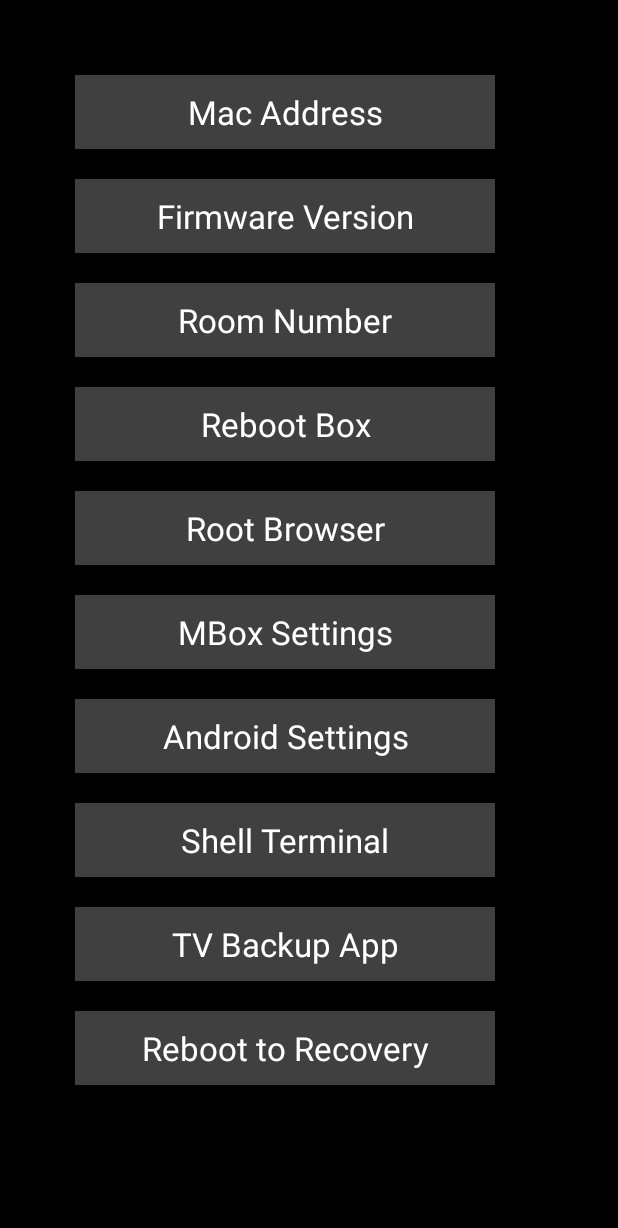
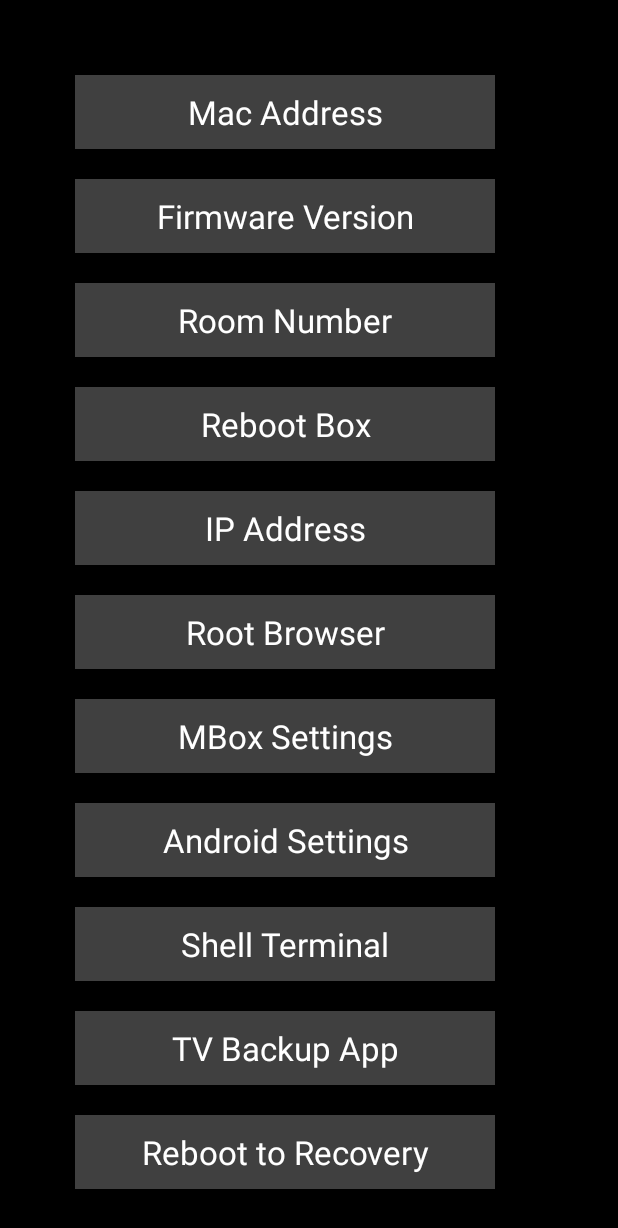
Before and after one commit to unknown0492/AppsTvLauncher_2ndGen, an Android app: the ShortcutsActivity screen opened directly, with no data from a screen before it, on a phone screen of 412 x 824 dp. Shown: the top 1228 px of the screen. Run offline under Robolectric (Android 15) with nearby library versions, the phone set to English and light mode, and no system bars; 7 statements that could not run were skipped.

Commit message:
modified the  comment

```diff
--- a/app/src/main/java/com/excel/appstvlauncher/secondgen/MainActivity.java
+++ b/app/src/main/java/com/excel/appstvlauncher/secondgen/MainActivity.java
@@ -42,8 +42,6 @@ import java.util.Timer;
 import static com.excel.appstvlauncher.secondgen.Constants.LAUNCHER_IDLE_TIMEOUT_SECONDS;
 import static com.excel.appstvlauncher.secondgen.Constants.PATH_LAUNCHER_CONFIG_FILE;
 import static com.excel.appstvlauncher.secondgen.Constants.TEN_SECONDS_MILLIS;
-
-
 
 public class MainActivity extends ActionBarActivity{
 
--- a/app/src/main/java/com/excel/appstvlauncher/secondgen/ShortcutsActivity.java
+++ b/app/src/main/java/com/excel/appstvlauncher/secondgen/ShortcutsActivity.java
@@ -24,7 +24,8 @@ import com.excel.excelclasslibrary.UtilShell;
 public class ShortcutsActivity extends Activity {
 
 	TextView tv_mac_address, tv_firmware_version;
-	Button bt_room_no, bt_reboot, bt_root_browser, bt_mbox, bt_settings, bt_terminal, bt_tv_channels_backup, bt_reboot_recovery;
+	Button bt_room_no, bt_reboot, bt_root_browser, bt_mbox, bt_settings,
+			bt_terminal, bt_tv_channels_backup, bt_reboot_recovery, bt_ip_address;
 	Context context = this;
 	final static String TAG = "MinimumShortcutsActivity";
 	ConfigurationReader configurationReader;
@@ -67,6 +68,9 @@ public class ShortcutsActivity extends Activity {
 		// Reboot Box
 		rebootBoxButtonClick();
 
+		// show IP Address
+		ipAddressRetrieve();
+
 		// Root Browser Click
 		rootBrowserClick();
 
@@ -101,6 +105,7 @@ public class ShortcutsActivity extends Activity {
 		bt_terminal = (Button) findViewById( R.id.bt_terminal );
 		bt_tv_channels_backup = (Button) findViewById( R.id.bt_tv_channels_backup );
 		bt_reboot_recovery = (Button) findViewById( R.id.bt_reboot_recovery );
+		bt_ip_address = (Button) findViewById( R.id.bt_ip_address );
 	}
 
 	public void setMacAddress(){
@@ -176,6 +181,15 @@ public class ShortcutsActivity extends Activity {
 		});
 	}
 
+	public void ipAddressRetrieve(){
+		String ip = UtilNetwork.getLocalIpAddressIPv4( context );
+		if( ip == null ){
+			bt_ip_address.setText( "Network Disconnected" );
+			return;
+		}
+		bt_ip_address.setText( ip );
+	}
+
 	public void rootBrowserClick(){
 		bt_root_browser.setOnClickListener( new OnClickListener() {
 
--- a/app/src/main/java/com/excel/configuration/ConfigurationReader.java
+++ /dev/null
@@ -1,308 +0,0 @@
-package com.excel.configuration;
-
-import android.os.Environment;
-import android.util.Log;
-
-import com.excel.excelclasslibrary.UtilShell;
-
-import java.io.BufferedReader;
-import java.io.File;
-import java.io.FileInputStream;
-import java.io.InputStreamReader;
-
-import static com.excel.appstvlauncher.secondgen.Constants.PATH_CONFIGURATION_FILE;
-import static com.excel.appstvlauncher.secondgen.Constants.PATH_CONFIGURATION_FILE_SYSTEM;
-
-public class ConfigurationReader {
-	String country, timezone, cms_ip, location, firmware_name,
-	is_reboot_scheduled, reboot_time, digital_signage_interval, weather_retry_interval, weather_refresh_interval,
-	clock_weather_flip_interval, cms_sub_directory, protocol, hotspot_enabled, ssid, hotspot_password, room_no, web_service_url;
-
-	String file_md5;
-	static ConfigurationReader configurationReader;
-	final static String TAG = "ConfigurationReader";
-	static int KEY = 0;
-	static int VALUE = 1;
-	final static String COUNTRY = "country";
-	final static String TIMEZONE = "timezone";
-	final static String CMS_IP = "cms_ip";
-	final static String LOCATION = "location";
-	final static String FIRMWARE_NAME = "firmware_name";
-	final static String IS_REBOOT_SCHEDULED = "is_reboot_scheduled";
-	final static String REBOOT_TIME = "reboot_time";
-	final static String DIGITAL_SIGNAGE_INTERVAL = "digital_signage_interval";
-	final static String WEATHER_RETRY_INTERVAL = "weather_retry_interval";
-	final static String WEATHER_REFRESH_INTERVAL = "weather_refresh_interval";
-	final static String CLOCK_WEATHER_FLIP_INTERVAL = "clock_weather_flip_interval";
-	final static String CMS_SUB_DIRECTORY = "cms_sub_directory";
-	final static String PROTOCOL = "protocol";
-	final static String HOTSPOT_ENABLED = "hotspot_enabled";
-	final static String SSID = "ssid";
-	final static String HOTSPOT_PASSWORD = "hotspot_password";
-	final static String ROOM_NO = "room_no";
-
-	public ConfigurationReader(){}
-
-	public String getCountry() {
-		return country;
-	}
-
-	public void setCountry(String country) {
-		this.country = country;
-	}
-
-	public String getTimezone() {
-		return timezone;
-	}
-
-	public void setTimezone(String timezone) {
-		this.timezone = timezone;
-	}
-
-	public String getCmsIp() {
-		return cms_ip;
-	}
-
-	public void setCmsIp(String cms_ip) {
-		this.cms_ip = cms_ip;
-	}
-
-	public String getLocation() {
-		return location;
-	}
-
-	public void setLocation(String location) {
-		this.location = location;
-	}
-
-	public String getFirmwareName() {
-		String fname = UtilShell.executeShellCommandWithOp( "getprop ro.build.display.id" );
-		return fname.trim();
-	}
-
-	public void setFirmwareName(String firmware_name) {
-		this.firmware_name = firmware_name;
-	}
-
-	public String getIsRebootScheduled() {
-		return is_reboot_scheduled;
-	}
-
-	public void setIsRebootScheduled(String is_reboot_scheduled) {
-		this.is_reboot_scheduled = is_reboot_scheduled;
-	}
-
-	public String getRebootTime() {
-		return reboot_time;
-	}
-
-	public void setRebootTime(String reboot_time) {
-		this.reboot_time = reboot_time;
-	}
-
-	public String getDigitalSignageInterval() {
-		return digital_signage_interval;
-	}
-
-	public void setDigitalSignageInterval(String digital_signage_interval) {
-		this.digital_signage_interval = digital_signage_interval;
-	}
-
-	public String getWeatherRetryInterval() {
-		return weather_retry_interval;
-	}
-
-	public void setWeatherRetryInterval(String weather_retry_interval) {
-		this.weather_retry_interval = weather_retry_interval;
-	}
-
-	public String getWeatherRefreshInterval() {
-		return weather_refresh_interval;
-	}
-
-	public void setWeatherRefreshInterval(String weather_refresh_interval) {
-		this.weather_refresh_interval = weather_refresh_interval;
-	}
-
-	public String getClockWeatherFlipInterval() {
-		return clock_weather_flip_interval;
-	}
-
-	public void setClockWeatherFlipInterval(String clock_weather_flip_interval) {
-		this.clock_weather_flip_interval = clock_weather_flip_interval;
-	}
-
-	public String getCmsSubDirectory() {
-		return cms_sub_directory;
-	}
-
-	public void setCmsSubDirectory( String cms_sub_directory ) {
-		this.cms_sub_directory = cms_sub_directory;
-	}
-
-	public String getProtocol() {
-		return protocol;
-	}
-
-	public void setProtocol( String protocol ) {
-		this.protocol = protocol;
-	}
-
-	public String getHotspotEnabled() {
-		return hotspot_enabled;
-	}
-
-	public void setHotspotEnabled( String hotspot_enabled ) {
-		this.hotspot_enabled = hotspot_enabled;
-	}
-
-	public String getSSID() {
-		return ssid;
-	}
-
-	public void setSSID( String ssid ) {
-		this.ssid = ssid;
-	}
-
-	public String getHotspotPassword() {
-		return hotspot_password;
-	}
-
-	public void setHotspotPassword( String hotspot_password ) {
-		this.hotspot_password = hotspot_password;
-	}
-
-	public String getRoomNo() {
-		return room_no;
-	}
-
-	public void setRoomNo( String room_no ) {
-		this.room_no = room_no;
-	}
-
-	public String getWebServiceUrl() {
-		web_service_url = getProtocol() + "://" + getCmsIp() + File.separator + getCmsSubDirectory() + File.separator + "webservice.php";
-		return web_service_url;
-	}
-
-	public void setWebServiceUrl( String web_service_url ) {
-		this.web_service_url = web_service_url;
-	}
-
-	public static ConfigurationReader getInstance(){
-		if( configurationReader == null ){
-			configurationReader = new ConfigurationReader();
-			/**
-			 *
-			 * 1. Check if configuration file exist on sdcard
-			 * 2. If does not exist, then read the configuration file from the /system
-			 *
-			 */
-			String configuration_file_path = Environment.getExternalStorageDirectory() + File.separator + PATH_CONFIGURATION_FILE;
-			Log.d( TAG, configuration_file_path );
-			File configuration = new File( configuration_file_path );
-
-			// Step-1
-			if( ! configuration.exists() ){
-				// Step-2
-				configuration_file_path = PATH_CONFIGURATION_FILE_SYSTEM;
-				configuration = new File( configuration_file_path );
-			}
-			String configuration_data = getConfigurationFileData( configuration );
-			processConfigurationData( configuration_data );
-
-
-		}
-		return configurationReader;
-	}
-
-	public static ConfigurationReader reInstantiate(){
-		configurationReader = null;
-		return getInstance();
-	}
-
-	public static String getConfigurationFileData( File file ){
-		FileInputStream fis = null;
-		BufferedReader reader = null;
-		StringBuilder configuration_data;
-		try{
-			fis = new FileInputStream( file );
-			reader = new BufferedReader( new InputStreamReader( fis ) );
-		    configuration_data = new StringBuilder();
-		    String line = null;
-
-		    while ( ( line = reader.readLine() ) != null ){
-		    	configuration_data.append( line ).append( "\n" );
-		    }
-		    reader.close();
-		    fis.close();
-		}
-		catch ( Exception e ) {
-			e.printStackTrace();
-			return null;
-		}
-		return configuration_data.toString();
-	}
-
-	private static void processConfigurationData( String data ){
-
-		String lines[] = data.split( "\n" );
-		String line[];
-		for( int i = 0 ; i < lines.length ; i++ ){
-			line = lines[ i ].split( "=" );
-			if( line[ KEY ].equals( COUNTRY ) ){
-				configurationReader.setCountry( line[ VALUE ] );
-			}
-			else if( line[ KEY ].equals( TIMEZONE ) ){
-				configurationReader.setTimezone( line[ VALUE ] );
-			}
-			else if( line[ KEY ].equals( CMS_IP ) ){
-				configurationReader.setCmsIp( line[ VALUE ] );
-			}
-			else if( line[ KEY ].equals( LOCATION ) ){
-				configurationReader.setLocation( line[ VALUE ] );
-			}
-			else if( line[ KEY ].equals( FIRMWARE_NAME ) ){
-				configurationReader.setFirmwareName( line[ VALUE ] );
-			}
-			else if( line[ KEY ].equals( IS_REBOOT_SCHEDULED ) ){
-				configurationReader.setIsRebootScheduled( line[ VALUE ] );
-			}
-			else if( line[ KEY ].equals( REBOOT_TIME ) ){
-				configurationReader.setRebootTime( line[ VALUE ] );
-			}
-			else if( line[ KEY ].equals( DIGITAL_SIGNAGE_INTERVAL ) ){
-				configurationReader.setDigitalSignageInterval( line[ VALUE ] );
-			}
-			else if( line[ KEY ].equals( WEATHER_RETRY_INTERVAL ) ){
-				configurationReader.setWeatherRetryInterval( line[ VALUE ] );
-			}
-			else if( line[ KEY ].equals( WEATHER_REFRESH_INTERVAL ) ){
-				configurationReader.setWeatherRefreshInterval( line[ VALUE ] );
-			}
-			else if( line[ KEY ].equals( CLOCK_WEATHER_FLIP_INTERVAL ) ){
-				configurationReader.setClockWeatherFlipInterval( line[ VALUE ] );
-			}
-			else if( line[ KEY ].equals( CMS_SUB_DIRECTORY ) ){
-				configurationReader.setCmsSubDirectory( line[ VALUE ] );
-			}
-			else if( line[ KEY ].equals( PROTOCOL ) ){
-				configurationReader.setProtocol( line[ VALUE ] );
-			}
-			else if( line[ KEY ].equals( HOTSPOT_ENABLED ) ){
-				configurationReader.setHotspotEnabled( line[ VALUE ] );
-			}
-			else if( line[ KEY ].equals( SSID ) ){
-				configurationReader.setSSID( line[ VALUE ] );
-			}
-			else if( line[ KEY ].equals( HOTSPOT_PASSWORD ) ){
-				configurationReader.setHotspotPassword( line[ VALUE ] );
-			}
-			else if( line[ KEY ].equals( ROOM_NO ) ){
-				configurationReader.setRoomNo( line[ VALUE ] );
-			}
-		}
-
-
-	}
-}
--- a/app/src/main/java/com/excel/configuration/ConfigurationWriter.java
+++ /dev/null
@@ -1,110 +0,0 @@
-package com.excel.configuration;
-
-import static com.excel.appstvlauncher.secondgen.Constants.PATH_CONFIGURATION_FILE;
-
-import java.io.BufferedReader;
-import java.io.File;
-import java.io.FileInputStream;
-import java.io.InputStreamReader;
-
-import android.content.Context;
-import android.os.Environment;
-
-import com.excel.customitems.CustomItems;
-import com.excel.excelclasslibrary.UtilFile;
-
-public class ConfigurationWriter {
-
-	static ConfigurationWriter configurationWriter;
-	final static String TAG = "ConfigurationWriter";
-
-	String country, timezone, cms_ip, location, firmware_name,
-	is_reboot_scheduled, reboot_time, digital_signage_interval, weather_retry_interval, weather_refresh_interval,
-	clock_weather_flip_interval, cms_sub_directory, protocol, hotspot_enabled, ssid, hotspot_password, room_no;
-	String file_md5;
-	static int KEY = 0;
-	static int VALUE = 1;
-	final static String COUNTRY = "country";
-	final static String TIMEZONE = "timezone";
-	final static String CMS_IP = "cms_ip";
-	final static String LOCATION = "location";
-	final static String FIRMWARE_NAME = "firmware_name";
-	final static String IS_REBOOT_SCHEDULED = "is_reboot_scheduled";
-	final static String REBOOT_TIME = "reboot_time";
-	final static String DIGITAL_SIGNAGE_INTERVAL = "digital_signage_interval";
-	final static String WEATHER_RETRY_INTERVAL = "weather_retry_interval";
-	final static String WEATHER_REFRESH_INTERVAL = "weather_refresh_interval";
-	final static String CLOCK_WEATHER_FLIP_INTERVAL = "clock_weather_flip_interval";
-	final static String CMS_SUB_DIRECTORY = "cms_sub_directory";
-	final static String PROTOCOL = "protocol";
-	final static String HOTSPOT_ENABLED = "hotspot_enabled";
-	final static String SSID = "ssid";
-	final static String HOTSPOT_PASSWORD = "hotspot_password";
-	final static String ROOM_NO = "room_no";
-
-	public static ConfigurationWriter getInstance( Context context ){
-		if( configurationWriter == null ){
-			configurationWriter = new ConfigurationWriter();
-			/**
-			 *
-			 * 1. Check if configuration file exist on sdcard
-			 * 2. If does not exist, then show error and do not proceed
-			 *
-			 */
-
-			File configuration = new File( configurationWriter.getConfigurationFilePath() );
-
-			// Step-1
-			if( ! configuration.exists() ){
-				// Step-2
-				CustomItems.showCustomToast( context, "error", "Configuration file does not exist. Reboot the box and try again !", 6000 );
-				return null;
-			}
-
-		}
-		return configurationWriter;
-	}
-
-	private String getConfigurationFilePath(){
-		String configuration_file_path = Environment.getExternalStorageDirectory() + File.separator + PATH_CONFIGURATION_FILE;
-		// Log.d( TAG, configuration_file_path );
-		return configuration_file_path;
-	}
-
-	public boolean setRoomNumber( String room_no ){
-		return amendConfigurationFile( ROOM_NO, room_no );
-	}
-
-	private boolean amendConfigurationFile( String key, String value ){
-		FileInputStream fis = null;
-		BufferedReader reader = null;
-		StringBuilder configuration_data;
-		try{
-			fis = new FileInputStream( new File( configurationWriter.getConfigurationFilePath() ) );
-			reader = new BufferedReader( new InputStreamReader( fis ) );
-		    configuration_data = new StringBuilder();
-		    String line = null;
-
-		    while ( ( line = reader.readLine() ) != null ){
-
-		    	if( line.contains( key ) ){
-		    		line = key + "=" + value;
-		    	}
-
-		    	configuration_data.append( line ).append( "\n" );
-		    }
-
-		    UtilFile.saveDataToFile( new File( configurationWriter.getConfigurationFilePath() ), configuration_data.toString().trim() );
-
-		    reader.close();
-		    fis.close();
-		}
-		catch ( Exception e ) {
-			e.printStackTrace();
-			return false;
-		}
-
-		return true;
-	}
-
-}
--- a/app/src/main/java/com/excel/customitems/CustomItems.java
+++ /dev/null
@@ -1,39 +0,0 @@
-package com.excel.customitems;
-
-
-import android.content.Context;
-import android.view.Gravity;
-import android.view.LayoutInflater;
-import android.widget.RelativeLayout;
-import android.widget.TextView;
-import android.widget.Toast;
-
-import com.excel.appstvlauncher.secondgen.R;
-
-public class CustomItems {
-
-	public static void showCustomToast(Context context, String type, String text, int duration ){
-    	Toast t = new Toast( context );
-    	LayoutInflater lf = (LayoutInflater) context.getSystemService( Context.LAYOUT_INFLATER_SERVICE );
-		int resId = -1;
-
-		if( type.equals( "success" ) ){
-    		resId = R.layout.toast_success;
-    	}
-		else if( type.equals( "error" ) ){
-    		resId = R.layout.toast_error;
-    	}
-		else if( type.equals( "warning" ) ){
-    		resId = R.layout.toast_warning;
-    	}
-
-    	RelativeLayout rl = (RelativeLayout) lf.inflate( resId, null );
-		TextView tv = (TextView) rl.findViewById( R.id.tv_toast_text );
-
-		tv.setText( text );
-		t.setView( rl );
-		t.setDuration( duration );
-		t.setGravity( Gravity.BOTTOM | Gravity.END, 20, 0 );
-		t.show();
-    }
-}
--- a/app/src/main/res/layout/activity_minimum_shortcuts.xml
+++ b/app/src/main/res/layout/activity_minimum_shortcuts.xml
@@ -3,7 +3,7 @@
     android:layout_width="match_parent"
     android:layout_height="match_parent"
     android:background="#000000"
-    tools:context="com.excel.appstvlauncher2ndgen.ShortcutsActivity" >
+    tools:context="com.excel.appstvlauncher.secondgen.ShortcutsActivity" >
 
     <RelativeLayout
         android:layout_width="match_parent"
@@ -67,6 +67,17 @@
 	                android:textSize="22sp"
 	                android:background="#404040"
 	                android:text="Reboot Box" />
+
+				<TextView
+					android:layout_width="match_parent"
+					android:layout_height="wrap_content"
+					android:layout_margin="10dp"
+					android:padding="10dp"
+					android:gravity="center"
+					android:textColor="@color/white"
+					android:textSize="22sp"
+					android:background="#404040"
+					android:text="IP Address" />
 
             </LinearLayout>
 
@@ -141,6 +152,8 @@
 	                android:textSize="22sp"
 	                android:background="#404040"
 	                android:text="Reboot to Recovery" />
+
+
             </LinearLayout>
 
 
@@ -204,6 +217,18 @@
 					android:textSize="22sp"
 					android:background="@drawable/button_click"
 					android:text="Reboot" />
+
+				<Button
+					android:id="@+id/bt_ip_address"
+					android:layout_width="match_parent"
+					android:layout_height="50dp"
+					android:layout_margin="10dp"
+					android:padding="10dp"
+					android:gravity="center"
+					android:textColor="@color/white"
+					android:textSize="22sp"
+					android:background="@drawable/button_click"
+					android:text="Network Disconnected" />
 
 	        </LinearLayout>
 
```
Also changed, not shown: 1 other file. Lines whose indentation alone changed are shown as unchanged.
